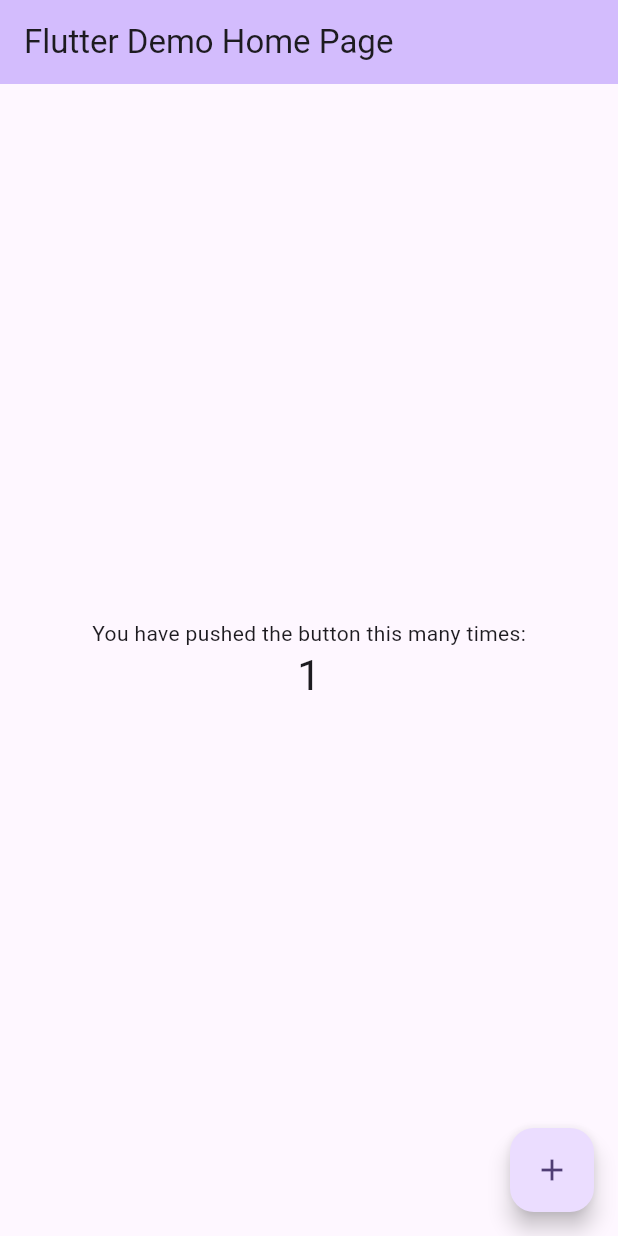
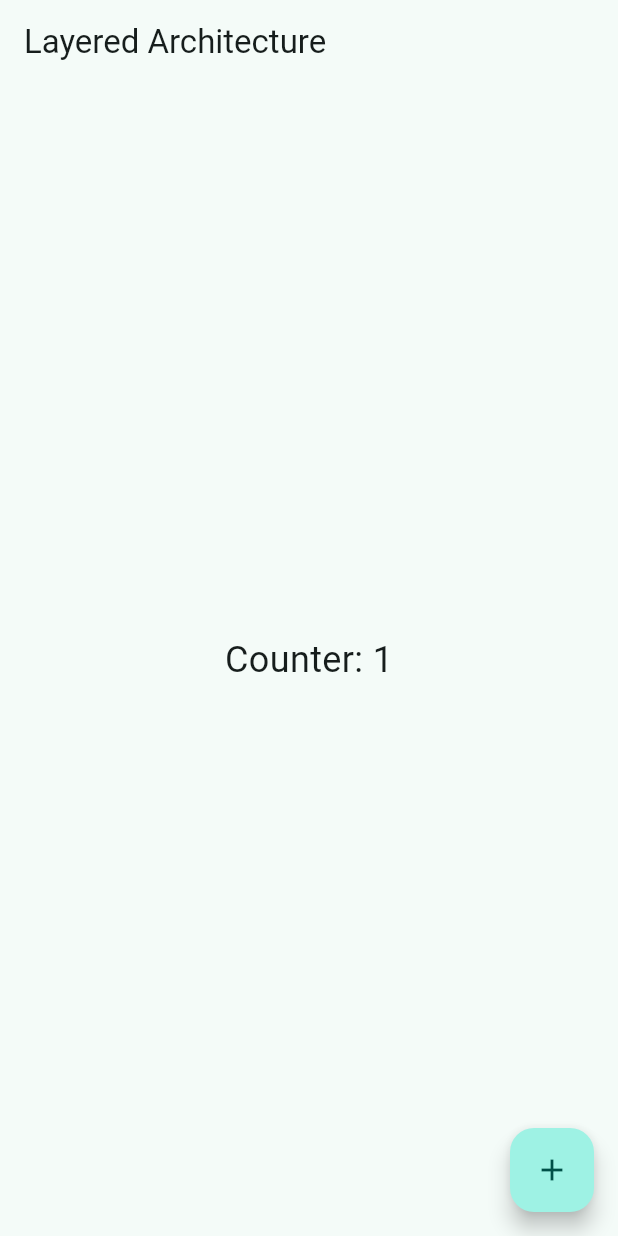
Before and after one commit to juancarlosdmz/Flutter-Concepts, a Flutter app: the screen it shows after launch, after a tap on the "add" icon, on a phone screen of 412 x 824 dp. Run offline on Flutter 3.47's test engine with Material 3 defaults, Android fonts, the phone set to English and light mode, and no system bars; our stand-ins replace flutter_riverpod, shared_preferences.

Commit message:
Layered Architecture Example

```diff
--- /dev/null
+++ b/my_application/lib/application/use_cases/increment_counter.dart
@@ -0,0 +1,16 @@
+// application/use_cases/increment_counter.dart
+import '../../domain/entities/counter.dart';
+import '../../domain/repositories/counter_repository.dart';
+
+class IncrementCounter {
+  final CounterRepository repository;
+
+  IncrementCounter(this.repository);
+
+  Future<int> execute() async {
+    int currentValue = await repository.getCounter();
+    final newCounter = Counter(currentValue).increment();
+    await repository.saveCounter(newCounter.value);
+    return newCounter.value;
+  }
+}
--- /dev/null
+++ b/my_application/lib/data/repositories/counter_repository_impl.dart
@@ -0,0 +1,18 @@
+import 'package:shared_preferences/shared_preferences.dart';
+import '../../domain/repositories/counter_repository.dart';
+
+class CounterRepositoryImpl implements CounterRepository {
+  static const String _counterKey = 'counter';
+
+  @override
+  Future<int> getCounter() async {
+    final prefs = await SharedPreferences.getInstance();
+    return prefs.getInt(_counterKey) ?? 0;
+  }
+
+  @override
+  Future<void> saveCounter(int value) async {
+    final prefs = await SharedPreferences.getInstance();
+    await prefs.setInt(_counterKey, value);
+  }
+}
--- /dev/null
+++ b/my_application/lib/domain/entities/counter.dart
@@ -0,0 +1,8 @@
+// domain/entities/counter.dart
+class Counter {
+  final int value;
+
+  Counter(this.value);
+
+  Counter increment() => Counter(value + 1);
+}
--- /dev/null
+++ b/my_application/lib/domain/repositories/counter_repository.dart
@@ -0,0 +1,5 @@
+// domain/repositories/counter_repository.dart
+abstract class CounterRepository {
+  Future<int> getCounter();
+  Future<void> saveCounter(int value);
+}
--- a/my_application/lib/main.dart
+++ b/my_application/lib/main.dart
@@ -1,125 +1,25 @@
+// main.dart
 import 'package:flutter/material.dart';
+import 'package:flutter_riverpod/flutter_riverpod.dart';
+import 'presentation/screens/home_screen.dart';
 
 void main() {
-  runApp(const MyApp());
+  runApp(const ProviderScope(child: MyApp()));
 }
 
 class MyApp extends StatelessWidget {
   const MyApp({super.key});
 
-  // This widget is the root of your application.
   @override
   Widget build(BuildContext context) {
     return MaterialApp(
-      title: 'Flutter Demo',
+      debugShowCheckedModeBanner: false,
+      title: 'Flutter Layered Architecture',
       theme: ThemeData(
-        // This is the theme of your application.
-        //
-        // TRY THIS: Try running your application with "flutter run". You'll see
-        // the application has a purple toolbar. Then, without quitting the app,
-        // try changing the seedColor in the colorScheme below to Colors.green
-        // and then invoke "hot reload" (save your changes or press the "hot
-        // reload" button in a Flutter-supported IDE, or press "r" if you used
-        // the command line to start the app).
-        //
-        // Notice that the counter didn't reset back to zero; the application
-        // state is not lost during the reload. To reset the state, use hot
-        // restart instead.
-        //
-        // This works for code too, not just values: Most code changes can be
-        // tested with just a hot reload.
-        colorScheme: ColorScheme.fromSeed(seedColor: Colors.deepPurple),
         useMaterial3: true,
+        colorScheme: ColorScheme.fromSeed(seedColor: Colors.teal),
       ),
-      home: const MyHomePage(title: 'Flutter Demo Home Page'),
+      home: const HomeScreen(),
     );
   }
 }
-
-class MyHomePage extends StatefulWidget {
-  const MyHomePage({super.key, required this.title});
-
-  // This widget is the home page of your application. It is stateful, meaning
-  // that it has a State object (defined below) that contains fields that affect
-  // how it looks.
-
-  // This class is the configuration for the state. It holds the values (in this
-  // case the title) provided by the parent (in this case the App widget) and
-  // used by the build method of the State. Fields in a Widget subclass are
-  // always marked "final".
-
-  final String title;
-
-  @override
-  State<MyHomePage> createState() => _MyHomePageState();
-}
-
-class _MyHomePageState extends State<MyHomePage> {
-  int _counter = 0;
-
-  void _incrementCounter() {
-    setState(() {
-      // This call to setState tells the Flutter framework that something has
-      // changed in this State, which causes it to rerun the build method below
-      // so that the display can reflect the updated values. If we changed
-      // _counter without calling setState(), then the build method would not be
-      // called again, and so nothing would appear to happen.
-      _counter++;
-    });
-  }
-
-  @override
-  Widget build(BuildContext context) {
-    // This method is rerun every time setState is called, for instance as done
-    // by the _incrementCounter method above.
-    //
-    // The Flutter framework has been optimized to make rerunning build methods
-    // fast, so that you can just rebuild anything that needs updating rather
-    // than having to individually change instances of widgets.
-    return Scaffold(
-      appBar: AppBar(
-        // TRY THIS: Try changing the color here to a specific color (to
-        // Colors.amber, perhaps?) and trigger a hot reload to see the AppBar
-        // change color while the other colors stay the same.
-        backgroundColor: Theme.of(context).colorScheme.inversePrimary,
-        // Here we take the value from the MyHomePage object that was created by
-        // the App.build method, and use it to set our appbar title.
-        title: Text(widget.title),
-      ),
-      body: Center(
-        // Center is a layout widget. It takes a single child and positions it
-        // in the middle of the parent.
-        child: Column(
-          // Column is also a layout widget. It takes a list of children and
-          // arranges them vertically. By default, it sizes itself to fit its
-          // children horizontally, and tries to be as tall as its parent.
-          //
-          // Column has various properties to control how it sizes itself and
-          // how it positions its children. Here we use mainAxisAlignment to
-          // center the children vertically; the main axis here is the vertical
-          // axis because Columns are vertical (the cross axis would be
-          // horizontal).
-          //
-          // TRY THIS: Invoke "debug painting" (choose the "Toggle Debug Paint"
-          // action in the IDE, or press "p" in the console), to see the
-          // wireframe for each widget.
-          mainAxisAlignment: MainAxisAlignment.center,
-          children: <Widget>[
-            const Text(
-              'You have pushed the button this many times:',
-            ),
-            Text(
-              '$_counter',
-              style: Theme.of(context).textTheme.headlineMedium,
-            ),
-          ],
-        ),
-      ),
-      floatingActionButton: FloatingActionButton(
-        onPressed: _incrementCounter,
-        tooltip: 'Increment',
-        child: const Icon(Icons.add),
-      ), // This trailing comma makes auto-formatting nicer for build methods.
-    );
-  }
-}
--- /dev/null
+++ b/my_application/lib/presentation/providers/counter_provider.dart
@@ -0,0 +1,41 @@
+// presentation/providers/counter_provider.dart
+
+import 'package:flutter_riverpod/flutter_riverpod.dart';
+
+import '../../application/use_cases/increment_counter.dart';
+import '../../data/repositories/counter_repository_impl.dart';
+
+// Provider for Repository
+final counterRepositoryProvider = Provider<CounterRepositoryImpl>(
+  (ref) => CounterRepositoryImpl(),
+);
+
+// Provider for Use Case
+final incrementCounterProvider = Provider<IncrementCounter>(
+  (ref) {
+    final repository = ref.read(counterRepositoryProvider);
+    return IncrementCounter(repository);
+  },
+);
+
+// State Provider for Counter Value
+final counterProvider = StateNotifierProvider<CounterNotifier, int>((ref) {
+  final useCase = ref.read(incrementCounterProvider);
+  return CounterNotifier(useCase);
+});
+
+class CounterNotifier extends StateNotifier<int> {
+  final IncrementCounter _useCase;
+
+  CounterNotifier(this._useCase) : super(0) {
+    _loadCounter();
+  }
+
+  Future<void> _loadCounter() async {
+    state = await _useCase.repository.getCounter();
+  }
+
+  Future<void> increment() async {
+    state = await _useCase.execute();
+  }
+}
--- /dev/null
+++ b/my_application/lib/presentation/screens/home_screen.dart
@@ -0,0 +1,27 @@
+// presentation/screens/home_screen.dart
+import 'package:flutter/material.dart';
+import 'package:flutter_riverpod/flutter_riverpod.dart';
+import '../providers/counter_provider.dart';
+
+class HomeScreen extends ConsumerWidget {
+  const HomeScreen({super.key});
+
+  @override
+  Widget build(BuildContext context, WidgetRef ref) {
+    final counter = ref.watch(counterProvider);
+    final counterNotifier = ref.read(counterProvider.notifier);
+
+    return Scaffold(
+      appBar: AppBar(title: const Text('Layered Architecture')),
+      body: Center(
+        child: Text(
+          'Counter: $counter',
+          style: const TextStyle(fontSize: 24),
+        ),
+      ),
+      floatingActionButton: FloatingActionButton(
+        onPressed: counterNotifier.increment,
+        child: const Icon(Icons.add),
+      ),
+    );
+}}
--- a/my_application/pubspec.yaml
+++ b/my_application/pubspec.yaml
@@ -35,6 +35,8 @@ dependencies:
   # The following adds the Cupertino Icons font to your application.
   # Use with the CupertinoIcons class for iOS style icons.
   cupertino_icons: ^1.0.8
+  shared_preferences: ^2.4.0
+  flutter_riverpod: ^2.6.1
 
 dev_dependencies:
   flutter_test:
@@ -46,6 +48,10 @@ dev_dependencies:
   # package. See that file for information about deactivating specific lint
   # rules and activating additional ones.
   flutter_lints: ^4.0.0
+  riverpod_generator: ^2.6.3
+  build_runner: ^2.4.13
+  custom_lint: ^0.7.0
+  riverpod_lint: ^2.6.3
 
 # For information on the generic Dart part of this file, see the
 # following page: https://dart.dev/tools/pub/pubspec
```
Also changed, not shown: my_application/lib/data/data_sources/local_storage.dart (added), my_application/pubspec.lock, 10 other files.
